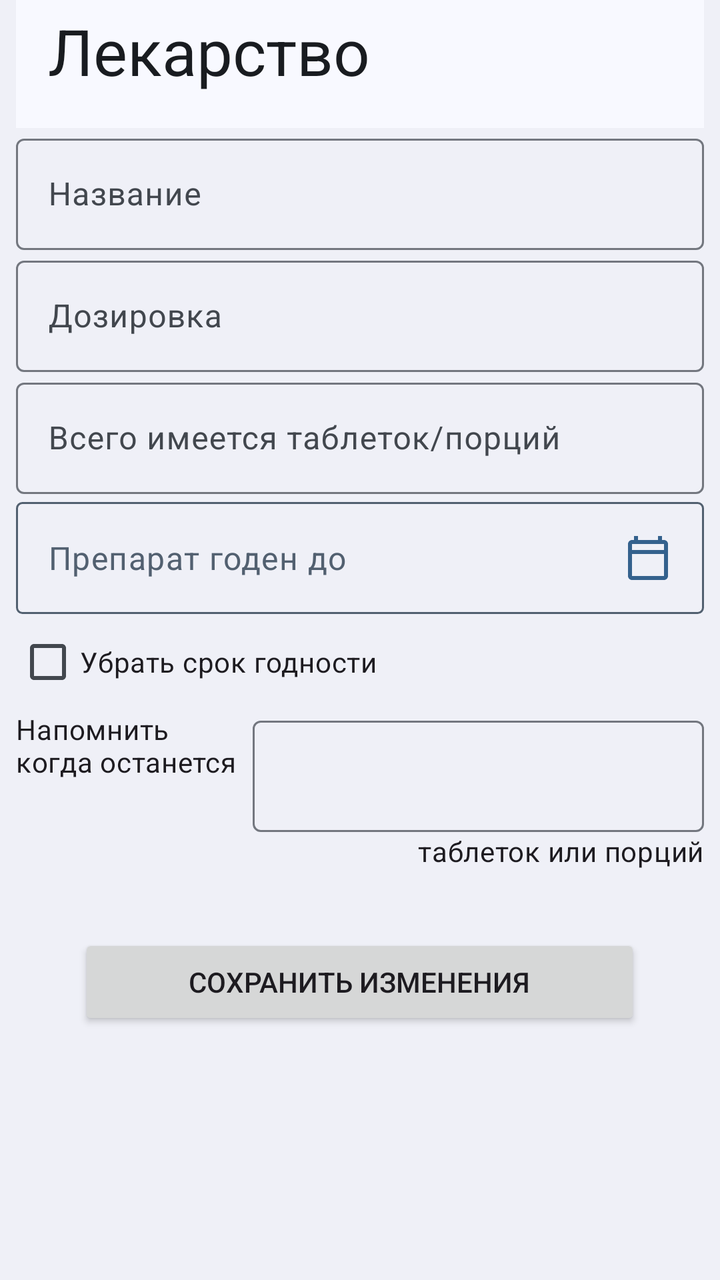
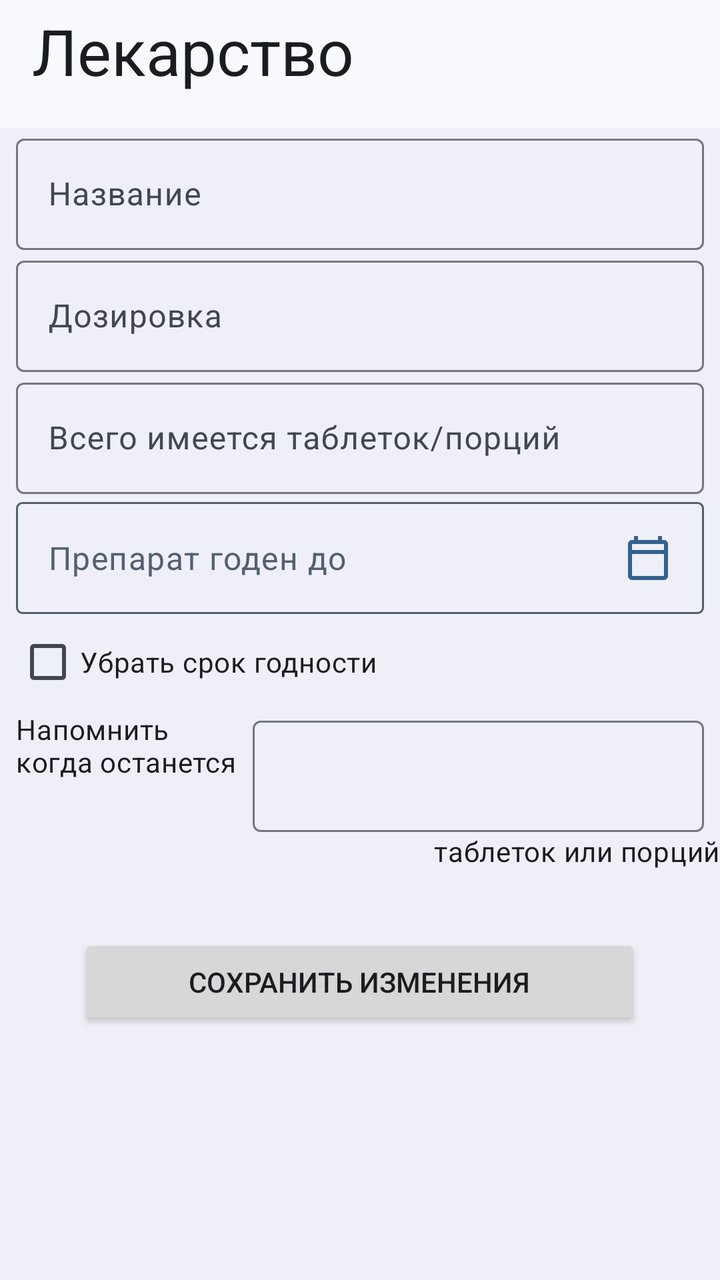

Screens rendered from an Android XML layout before and after an edit, with the pre-edit source and the edit as a unified diff.
<!-- AndroidManifest.xml: application theme Base.Theme.Medicoom -->
<!-- res/layout/fragment_change_medicine.xml -->
<?xml version="1.0" encoding="utf-8"?>
<FrameLayout xmlns:android="http://schemas.android.com/apk/res/android"
    xmlns:app="http://schemas.android.com/apk/res-auto"
    xmlns:tools="http://schemas.android.com/tools"
    android:layout_width="match_parent"
    android:layout_height="match_parent"
    android:background="@color/md_theme_inverseOnSurface"
    tools:context=".fragments.ChangeMedicineFragment"
    android:tag="full_screen">

    <RelativeLayout
        android:layout_width="match_parent"
        android:layout_height="match_parent"
        android:paddingEnd="8dp"
        android:paddingStart="8dp">

        <androidx.appcompat.widget.Toolbar
            android:id="@+id/my_toolbar_input_med"
            android:layout_width="match_parent"
            android:layout_height="?attr/actionBarSize"
            android:background="@color/md_theme_surface"
            android:gravity="top"
            app:title="Лекарство"
            app:titleTextAppearance="@style/TextAppearance.Material3.HeadlineLarge"
            app:titleTextColor="@color/md_theme_onSurface" />

        <com.google.android.material.textfield.TextInputLayout
            android:id="@+id/name_layout"
            android:layout_width="match_parent"
            android:layout_height="wrap_content"
            android:layout_below="@+id/my_toolbar_input_med"
            android:hint="@string/name">

            <com.google.android.material.textfield.TextInputEditText
                android:id="@+id/name"
                android:layout_width="match_parent"
                android:layout_height="wrap_content" />
        </com.google.android.material.textfield.TextInputLayout>

        <com.google.android.material.textfield.TextInputLayout
            android:id="@+id/dosage_layout"
            android:layout_width="match_parent"
            android:layout_height="wrap_content"
            android:layout_below="@+id/name_layout"
            android:hint="@string/dosage">

            <com.google.android.material.textfield.TextInputEditText
                android:id="@+id/dosage"
                android:layout_width="match_parent"
                android:layout_height="wrap_content" />
        </com.google.android.material.textfield.TextInputLayout>

        <com.google.android.material.textfield.TextInputLayout
            android:id="@+id/num_of_tablets_layout"
            android:layout_width="match_parent"
            android:layout_height="wrap_content"
            android:layout_below="@+id/dosage_layout"
            android:hint="@string/num_of_tablets">

            <com.google.android.material.textfield.TextInputEditText
                android:id="@+id/num_of_tablets"
                android:layout_width="match_parent"
                android:layout_height="wrap_content" />
        </com.google.android.material.textfield.TextInputLayout>

        <RelativeLayout
            android:id="@+id/input_date_layout"
            android:layout_width="match_parent"
            android:layout_height="56dp"
            android:background="@drawable/outlined_rounded_rect"
            android:layout_below="@+id/num_of_tablets_layout"
            android:layout_marginTop="4dp">

            <TextView
                android:id="@+id/input_date"
                android:layout_width="match_parent"
                android:layout_height="wrap_content"
                android:layout_marginStart="16dp"
                android:text="@string/good_until"
                android:textAppearance="@style/TextAppearance.Material3.BodyLarge"
                android:layout_centerVertical="true"
                android:textColor="@color/md_theme_secondary"/>
            <ImageView
                android:layout_width="wrap_content"
                android:layout_height="wrap_content"
                android:src="@drawable/calendar_today"
                android:layout_alignParentEnd="true"
                android:layout_marginEnd="16dp"
                android:layout_centerVertical="true"/>
        </RelativeLayout>
        <CheckBox android:layout_width="wrap_content"
            android:layout_height="wrap_content"
            android:layout_below="@+id/input_date_layout"
            android:id="@+id/without_date_chb"
            android:text="@string/remove_date"/>

        <TextView
            android:layout_width="wrap_content"
            android:layout_height="wrap_content"
            android:text="@string/remind_me_when"
            android:layout_below="@+id/without_date_chb"
            android:textAppearance="@style/TextAppearance.Material3.BodyMedium"
            android:id="@+id/remind_when"/>
        <com.google.android.material.textfield.TextInputLayout
            android:id="@+id/input_min_tablets"
            android:layout_width="match_parent"
            android:layout_height="wrap_content"
            android:layout_toEndOf="@+id/remind_when"
            android:layout_below="@+id/without_date_chb"
            android:hint=""
            android:layout_marginStart="8dp">

            <com.google.android.material.textfield.TextInputEditText
                android:id="@+id/min_tablets"
                android:layout_width="match_parent"
                android:layout_height="wrap_content"
/>
        </com.google.android.material.textfield.TextInputLayout>
        <TextView
            android:layout_width="wrap_content"
            android:layout_height="wrap_content"
            android:text="@string/tablets_or_portions"
            android:layout_below="@+id/input_min_tablets"
            android:layout_alignParentEnd="true"
            android:textAppearance="@style/TextAppearance.Material3.BodyMedium"
            android:layout_marginStart="8dp"
            android:id="@+id/tabs_or_port"/>
        <Button
            android:id="@+id/save"
            android:layout_width="wrap_content"
            android:layout_height="wrap_content" android:text="@string/save_changes"
            android:layout_below="@+id/tabs_or_port"
            android:paddingEnd="55dp"
            android:paddingStart="55dp"
            android:layout_marginTop="32dp"
            android:layout_centerHorizontal="true">
        </Button>
    </RelativeLayout>
</FrameLayout>
<!-- resources referenced by this layout -->
<resources>
  <color name="md_theme_inverseOnSurface">#EFF0F7</color>
  <color name="md_theme_onSurface">#191C20</color>
  <color name="md_theme_secondary">#526070</color>
  <color name="md_theme_surface">#F8F9FF</color>
  <!-- drawable calendar_today (drawable) -->
  <vector xmlns:android="http://schemas.android.com/apk/res/android" android:height="24dp" android:tint="@color/md_theme_primary" android:viewportHeight="24" android:viewportWidth="24" android:width="24dp">
        
      <path android:fillColor="@color/md_theme_primary" android:pathData="M20,3h-1L19,1h-2v2L7,3L7,1L5,1v2L4,3c-1.1,0 -2,0.9 -2,2v16c0,1.1 0.9,2 2,2h16c1.1,0 2,-0.9 2,-2L22,5c0,-1.1 -0.9,-2 -2,-2zM20,21L4,21L4,10h16v11zM20,8L4,8L4,5h16v3z"/>
      
  </vector>
  <string name="dosage">Дозировка</string>
  <string name="good_until">Препарат годен до</string>
  <string name="name">Название</string>
  <string name="num_of_tablets">Всего имеется таблеток/порций</string>
  <string name="remind_me_when">Напомнить \nкогда останется</string>
  <string name="remove_date">Убрать срок годности</string>
  <string name="save_changes">Сохранить изменения</string>
  <string name="tablets_or_portions">таблеток или порций</string>
  <color name="md_theme_primary">#34618D</color>
  <color name="md_theme_onPrimary">#FFFFFF</color>
  <color name="md_theme_primaryContainer">#D0E4FF</color>
  <color name="md_theme_onPrimaryContainer">#001D35</color>
  <color name="md_theme_onSecondary">#FFFFFF</color>
  <color name="md_theme_secondaryContainer">#D6E4F7</color>
  <color name="md_theme_onSecondaryContainer">#0F1D2A</color>
  <color name="md_theme_tertiary">#33618D</color>
  <color name="md_theme_onTertiary">#FFFFFF</color>
  <color name="md_theme_tertiaryContainer">#D0E4FF</color>
  <color name="md_theme_onTertiaryContainer">#001D34</color>
  <color name="md_theme_error">#BA1A1A</color>
  <color name="md_theme_onError">#FFFFFF</color>
  <color name="md_theme_errorContainer">#FFDAD6</color>
  <color name="md_theme_onErrorContainer">#410002</color>
  <color name="md_theme_background">#F8F9FF</color>
  <color name="md_theme_onBackground">#191C20</color>
  <color name="md_theme_surfaceVariant">#DFE3EB</color>
  <color name="md_theme_onSurfaceVariant">#42474E</color>
  <color name="md_theme_outline">#73777F</color>
  <color name="md_theme_outlineVariant">#C2C7CF</color>
  <color name="md_theme_inverseSurface">#2D3135</color>
  <color name="md_theme_inversePrimary">#9ECAFC</color>
  <color name="md_theme_primaryFixed">#D0E4FF</color>
  <color name="md_theme_onPrimaryFixed">#001D35</color>
  <color name="md_theme_primaryFixedDim">#9ECAFC</color>
  <color name="md_theme_onPrimaryFixedVariant">#164974</color>
  <color name="md_theme_secondaryFixed">#D6E4F7</color>
  <color name="md_theme_onSecondaryFixed">#0F1D2A</color>
  <color name="md_theme_secondaryFixedDim">#BAC8DB</color>
  <color name="md_theme_onSecondaryFixedVariant">#3B4857</color>
  <color name="md_theme_tertiaryFixed">#D0E4FF</color>
  <color name="md_theme_onTertiaryFixed">#001D34</color>
  <color name="md_theme_tertiaryFixedDim">#9ECAFC</color>
  <color name="md_theme_onTertiaryFixedVariant">#154974</color>
  <color name="md_theme_surfaceDim">#D8DAE0</color>
  <color name="md_theme_surfaceBright">#F8F9FF</color>
  <color name="md_theme_surfaceContainerLowest">#FFFFFF</color>
  <color name="md_theme_surfaceContainerLow">#F2F3F9</color>
  <color name="md_theme_surfaceContainer">#ECEEF4</color>
  <color name="md_theme_surfaceContainerHigh">#E6E8EE</color>
  <color name="md_theme_surfaceContainerHighest">#E1E2E8</color>
  <!-- unchanged entries left out for length: 2 -->
</resources>

<!-- the commit's change to res/layout/fragment_change_medicine.xml (unified diff, before → after) -->
@@ -10,9 +10,7 @@
 
     <RelativeLayout
         android:layout_width="match_parent"
-        android:layout_height="match_parent"
-        android:paddingEnd="8dp"
-        android:paddingStart="8dp">
+        android:layout_height="match_parent">
 
         <androidx.appcompat.widget.Toolbar
             android:id="@+id/my_toolbar_input_med"
@@ -29,7 +27,9 @@
             android:layout_width="match_parent"
             android:layout_height="wrap_content"
             android:layout_below="@+id/my_toolbar_input_med"
-            android:hint="@string/name">
+            android:hint="@string/name"
+            android:layout_marginEnd="8dp"
+            android:layout_marginStart="8dp">
 
             <com.google.android.material.textfield.TextInputEditText
                 android:id="@+id/name"
@@ -42,7 +42,9 @@
             android:layout_width="match_parent"
             android:layout_height="wrap_content"
             android:layout_below="@+id/name_layout"
-            android:hint="@string/dosage">
+            android:hint="@string/dosage"
+            android:layout_marginEnd="8dp"
+            android:layout_marginStart="8dp">
 
             <com.google.android.material.textfield.TextInputEditText
                 android:id="@+id/dosage"
@@ -51,6 +53,8 @@
         </com.google.android.material.textfield.TextInputLayout>
 
         <com.google.android.material.textfield.TextInputLayout
+            android:layout_marginEnd="8dp"
+            android:layout_marginStart="8dp"
             android:id="@+id/num_of_tablets_layout"
             android:layout_width="match_parent"
             android:layout_height="wrap_content"
@@ -64,6 +68,8 @@
         </com.google.android.material.textfield.TextInputLayout>
 
         <RelativeLayout
+            android:layout_marginEnd="8dp"
+            android:layout_marginStart="8dp"
             android:id="@+id/input_date_layout"
             android:layout_width="match_parent"
             android:layout_height="56dp"
@@ -89,6 +95,8 @@
                 android:layout_centerVertical="true"/>
         </RelativeLayout>
         <CheckBox android:layout_width="wrap_content"
+            android:layout_marginEnd="8dp"
+            android:layout_marginStart="8dp"
             android:layout_height="wrap_content"
             android:layout_below="@+id/input_date_layout"
             android:id="@+id/without_date_chb"
@@ -96,19 +104,21 @@
 
         <TextView
             android:layout_width="wrap_content"
+            android:layout_marginStart="8dp"
             android:layout_height="wrap_content"
             android:text="@string/remind_me_when"
             android:layout_below="@+id/without_date_chb"
             android:textAppearance="@style/TextAppearance.Material3.BodyMedium"
             android:id="@+id/remind_when"/>
         <com.google.android.material.textfield.TextInputLayout
+            android:layout_marginEnd="8dp"
+            android:layout_marginStart="8dp"
             android:id="@+id/input_min_tablets"
             android:layout_width="match_parent"
             android:layout_height="wrap_content"
             android:layout_toEndOf="@+id/remind_when"
             android:layout_below="@+id/without_date_chb"
-            android:hint=""
-            android:layout_marginStart="8dp">
+            android:hint="">
 
             <com.google.android.material.textfield.TextInputEditText
                 android:id="@+id/min_tablets"
